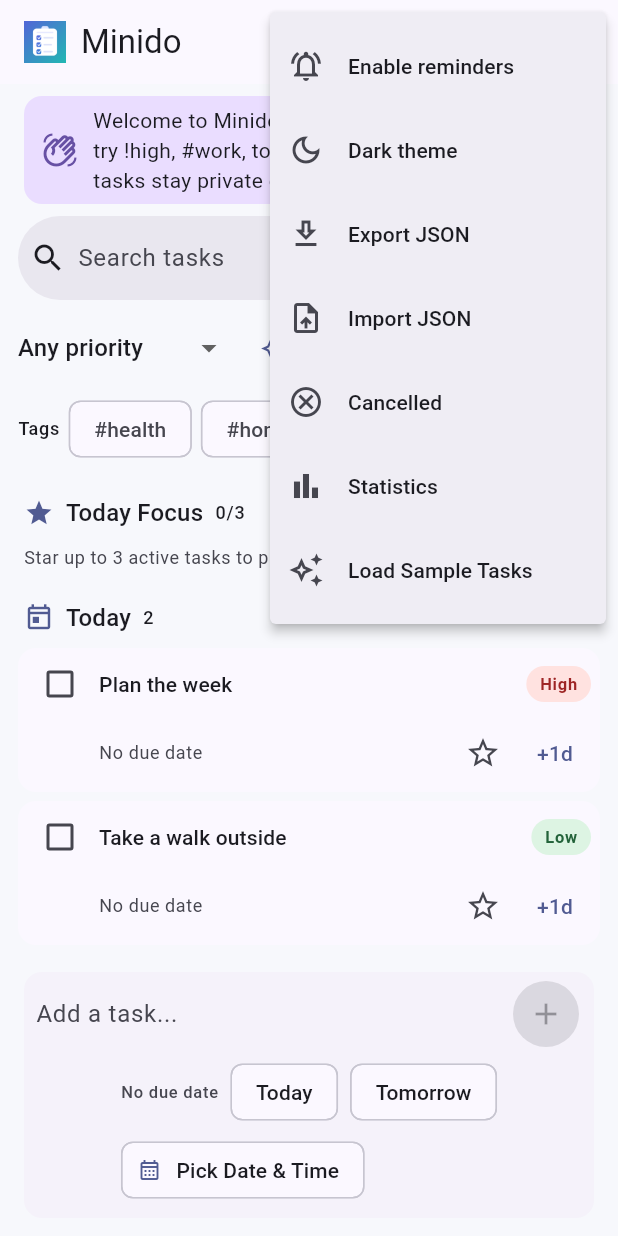
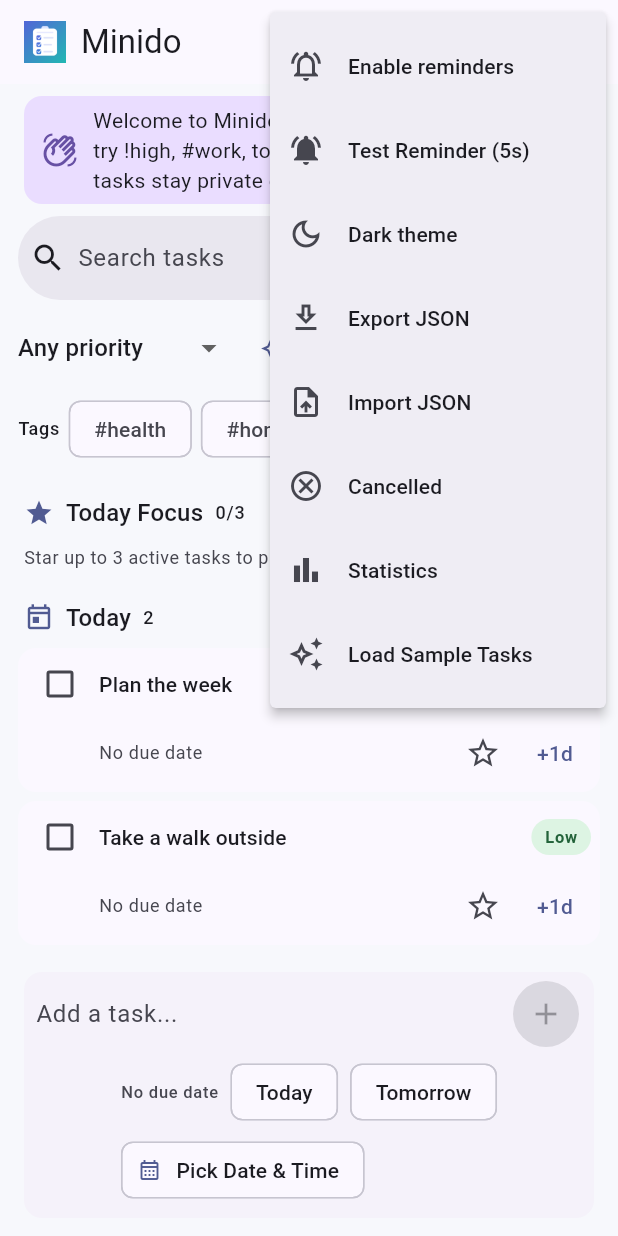
Before and after one commit to tofemiodus/minido, a Flutter app: the screen it shows after launch, after a tap on the "more vert" icon, on a phone screen of 412 x 824 dp. Run offline on Flutter 3.47's test engine with Material 3 defaults, Android fonts, the phone set to English and light mode, and no system bars; our stand-ins replace file_picker, flutter_local_notifications, flutter_timezone, material_ui, shared_preferences, timezone and 1 more; missing offline and left inert: dart:js_interop.

Commit message:
fix: local timezone scheduling, Android notification permissions, and 5s test alert

```diff
--- a/lib/main.dart
+++ b/lib/main.dart
@@ -28,7 +28,7 @@ class MinidoApp extends StatefulWidget {
   State<MinidoApp> createState() => _MinidoAppState();
 }
 
-class _MinidoAppState extends State<MinidoApp> {
+class _MinidoAppState extends State<MinidoApp> with WidgetsBindingObserver {
   final _messengerKey = GlobalKey<ScaffoldMessengerState>();
   final _navigatorKey = GlobalKey<NavigatorState>();
   final _quickAddFocus = FocusNode();
@@ -63,7 +63,9 @@ class _MinidoAppState extends State<MinidoApp> {
   @override
   void initState() {
     super.initState();
+    WidgetsBinding.instance.addObserver(this);
     unawaited(_notificationService.init());
+    unawaited(_requestMobileNotificationPermissions());
     if (kIsWeb) {
       _removeInstallPromptListener = listenForInstallPrompt((eventType) {
         if (!mounted) return;
@@ -79,10 +81,29 @@ class _MinidoAppState extends State<MinidoApp> {
 
   @override
   void dispose() {
+    WidgetsBinding.instance.removeObserver(this);
     _quickAddFocus.dispose();
     _quickAddController.dispose();
     _removeInstallPromptListener?.call();
     super.dispose();
+  }
+
+  @override
+  void didChangeAppLifecycleState(AppLifecycleState state) {
+    if (state == AppLifecycleState.resumed) {
+      unawaited(_requestMobileNotificationPermissions());
+    }
+  }
+
+  Future<void> _requestMobileNotificationPermissions() async {
+    if (kIsWeb ||
+        !{
+          TargetPlatform.android,
+          TargetPlatform.iOS,
+        }.contains(defaultTargetPlatform)) {
+      return;
+    }
+    await _notificationService.requestPermissions();
   }
 
   Future<void> _initialize() async {
@@ -975,6 +996,12 @@ class _MinidoAppState extends State<MinidoApp> {
                   setState(() => _viewMode = 'statistics');
                 case 'reminders':
                   unawaited(_enableReminders());
+                case 'test-reminder':
+                  unawaited(
+                    _notificationService.sendTestNotificationIn5Seconds(
+                      onMessage: (message) => _showMessage(message),
+                    ),
+                  );
                 case 'theme':
                   _toggleTheme();
                 case 'load-samples':
@@ -1005,6 +1032,14 @@ class _MinidoAppState extends State<MinidoApp> {
                 child: ListTile(
                   leading: Icon(Icons.notifications_active_outlined),
                   title: Text('Enable reminders'),
+                  contentPadding: EdgeInsets.zero,
+                ),
+              ),
+              const PopupMenuItem(
+                value: 'test-reminder',
+                child: ListTile(
+                  leading: Icon(Icons.notifications_active),
+                  title: Text('Test Reminder (5s)'),
                   contentPadding: EdgeInsets.zero,
                 ),
               ),
--- a/lib/services/notification_service.dart
+++ b/lib/services/notification_service.dart
@@ -33,8 +33,29 @@ class NotificationService {
   Future<void> _initializeSupportedPlatform() async {
     try {
       timezone_data.initializeTimeZones();
-      final timezone = await FlutterTimezone.getLocalTimezone();
-      tz.setLocalLocation(tz.getLocation(timezone.identifier));
+      try {
+        final timezone = await FlutterTimezone.getLocalTimezone();
+        tz.setLocalLocation(tz.getLocation(timezone.identifier));
+      } catch (error) {
+        final localOffset = DateTime.now().timeZoneOffset;
+        tz.Location? matchingLocation;
+        for (final location in tz.timeZoneDatabase.locations.values) {
+          if (location.currentTimeZone.offset == localOffset) {
+            matchingLocation = location;
+            break;
+          }
+        }
+        if (matchingLocation == null) {
+          throw StateError(
+            'Could not match the device time zone offset $localOffset: $error',
+          );
+        }
+        tz.setLocalLocation(matchingLocation);
+        debugPrint(
+          'Could not read the device time zone; using ${matchingLocation.name} '
+          'for its current UTC offset.',
+        );
+      }
       final initialized = await _plugin.initialize(
         settings: const InitializationSettings(
           android: AndroidInitializationSettings('ic_launcher'),
@@ -139,29 +160,28 @@ class NotificationService {
       final offset = reminderOffsetMinutes ?? 15;
       if (offset < 0) return;
 
-      final now = DateTime.now();
-      final dueTime = dueDate.toLocal();
       final reminders = <(DateTime, String)>[];
       if (offset >= 0) {
-        reminders.add((dueTime, 'Due now: $title'));
+        reminders.add((dueDate, 'Due now: $title'));
       }
       if (offset > 0) {
         reminders.add((
-          dueTime.subtract(Duration(minutes: offset)),
+          dueDate.subtract(Duration(minutes: offset)),
           '${MinidoReminder.labelFor(offset)}: $title',
         ));
       }
 
       var notificationIndex = 0;
       for (var index = 0; index < reminders.length; index++) {
-        final (scheduledAt, notificationTitle) = reminders[index];
-        if (!scheduledAt.isAfter(now)) continue;
+        final (targetDateTime, notificationTitle) = reminders[index];
+        final scheduledAt = tz.TZDateTime.from(targetDateTime, tz.local);
+        if (!scheduledAt.isAfter(tz.TZDateTime.now(tz.local))) continue;
 
         await _plugin.zonedSchedule(
           id: baseId + notificationIndex,
           title: notificationTitle,
           body: '',
-          scheduledDate: tz.TZDateTime.from(scheduledAt, tz.local),
+          scheduledDate: scheduledAt,
           notificationDetails: const NotificationDetails(
             android: AndroidNotificationDetails(
               'minido_task_reminders',
@@ -184,5 +204,59 @@ class NotificationService {
     }
   }
 
+  Future<void> sendTestNotificationIn5Seconds({
+    void Function(String message)? onMessage,
+  }) async {
+    if (!_isSupported) {
+      final message = kIsWeb
+          ? 'Local test reminders are unavailable in the web app. Use Minido on Android, iOS, or macOS.'
+          : 'Local test reminders are not supported on this device.';
+      if (onMessage != null) {
+        onMessage(message);
+      } else {
+        debugPrint(message);
+      }
+      return;
+    }
+
+    await init();
+    if (!_initialized) {
+      const message = 'Could not initialize local reminders on this device.';
+      if (onMessage != null) {
+        onMessage(message);
+      } else {
+        debugPrint(message);
+      }
+      return;
+    }
+
+    try {
+      await _plugin.zonedSchedule(
+        id: 999999999,
+        title: 'Minido test reminder',
+        body: 'Your local notifications are working.',
+        scheduledDate: tz.TZDateTime.now(
+          tz.local,
+        ).add(const Duration(seconds: 5)),
+        notificationDetails: const NotificationDetails(
+          android: AndroidNotificationDetails(
+            'minido_test_reminders',
+            'Minido test reminders',
+            channelDescription: 'Test local notifications',
+            importance: Importance.defaultImportance,
+            priority: Priority.defaultPriority,
+          ),
+          iOS: DarwinNotificationDetails(),
+          macOS: DarwinNotificationDetails(),
+        ),
+        androidScheduleMode: AndroidScheduleMode.inexactAllowWhileIdle,
+      );
+      onMessage?.call('Test reminder scheduled for 5 seconds from now.');
+    } catch (error, stackTrace) {
+      debugPrint('Could not schedule test reminder: $error\n$stackTrace');
+      onMessage?.call('Could not schedule the test reminder: $error');
+    }
+  }
+
   int _baseId(String taskId) => taskId.hashCode.abs() % 100000000;
 }
```
Also changed, not shown: 1 other file.
